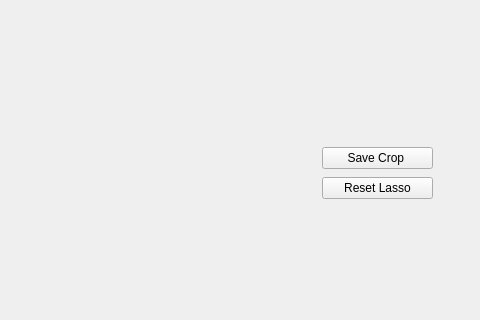
Old version of the form code/croppingwindow.ui in the repository fmarque/Smart-Wardrobe-Organizer; both pictures show x 248 to 728 and y 94 to 414 of the 728 by 576 pixel window.
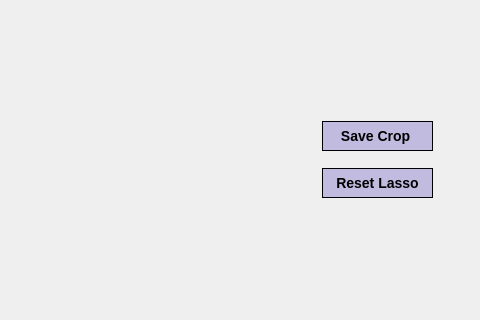
New version of the form.

What changed in the file:
```diff
--- a/code/croppingwindow.ui
+++ b/code/croppingwindow.ui
@@ -18,14 +18,37 @@
     <property name="geometry">
      <rect>
       <x>570</x>
-      <y>220</y>
+      <y>185</y>
       <width>111</width>
-      <height>56</height>
+      <height>101</height>
      </rect>
     </property>
     <layout class="QVBoxLayout" name="verticalLayout">
      <item>
       <widget class="QPushButton" name="saveCropButton">
+       <property name="minimumSize">
+        <size>
+         <width>0</width>
+         <height>30</height>
+        </size>
+       </property>
+       <property name="styleSheet">
+        <string notr="true">QPushButton {
+    background-color: #C1BBDF; 
+    color: black; /* Text color */
+    border: 1px solid rgb(0, 0, 0);
+    font-family: 'Courier New';
+    font-size: 14px;
+    font-weight: bold;
+}
+QPushButton:hover {
+    background-color: #AEA7DD; /* Slightly darker blue on hover */
+}
+QPushButton:pressed {
+    background-color: #8F85D0; /* Even darker blue when pressed */
+}
+</string>
+       </property>
        <property name="text">
         <string>Save Crop </string>
        </property>
@@ -33,6 +56,29 @@
      </item>
      <item>
       <widget class="QPushButton" name="resetLassoButton">
+       <property name="minimumSize">
+        <size>
+         <width>0</width>
+         <height>30</height>
+        </size>
+       </property>
+       <property name="styleSheet">
+        <string notr="true">QPushButton {
+    background-color: #C1BBDF; 
+    color: black; /* Text color */
+    border: 1px solid rgb(0, 0, 0);
+    font-family: 'Courier New';
+    font-size: 14px;
+    font-weight: bold;
+}
+QPushButton:hover {
+    background-color: #AEA7DD; /* Slightly darker blue on hover */
+}
+QPushButton:pressed {
+    background-color: #8F85D0; /* Even darker blue when pressed */
+}
+</string>
+       </property>
        <property name="text">
         <string>Reset Lasso</string>
        </property>
```
Left out of the diff: 2 changed lines with no effect on the pictures.
